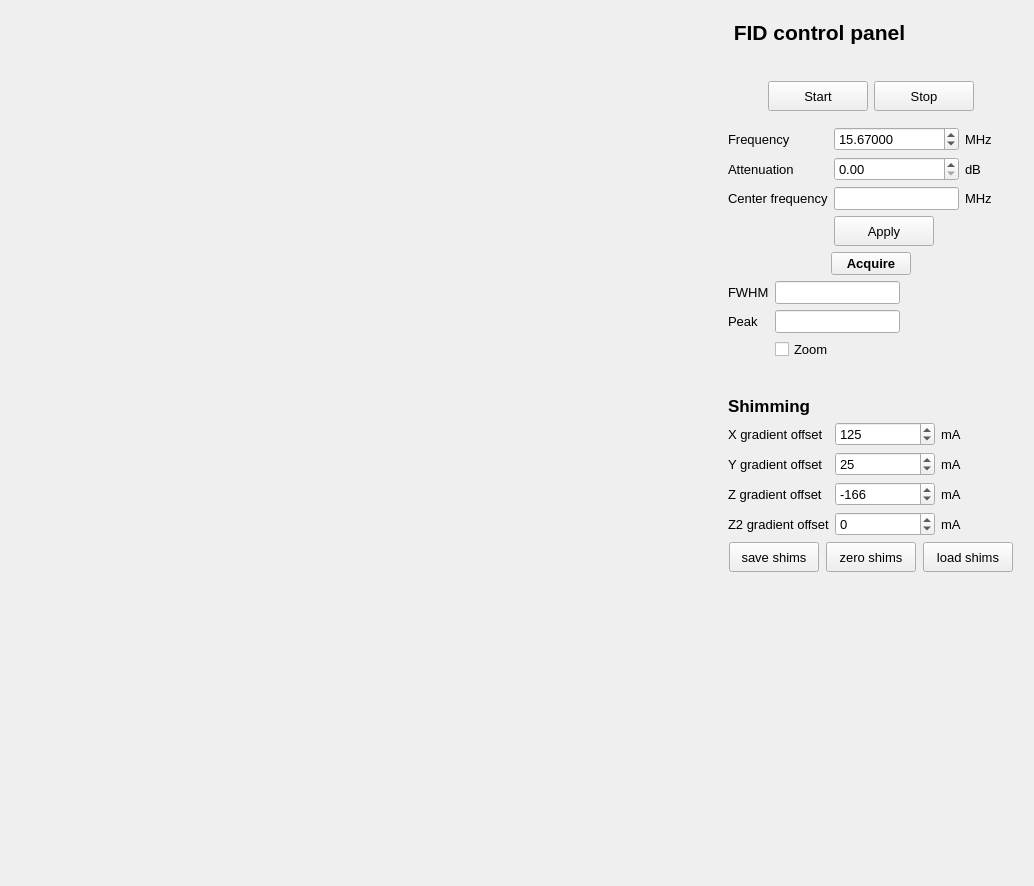
First picture: the form in Applications/ocra/ui/mri_fid_Widget.ui, repository OpenMRI/ocra, before the edit.
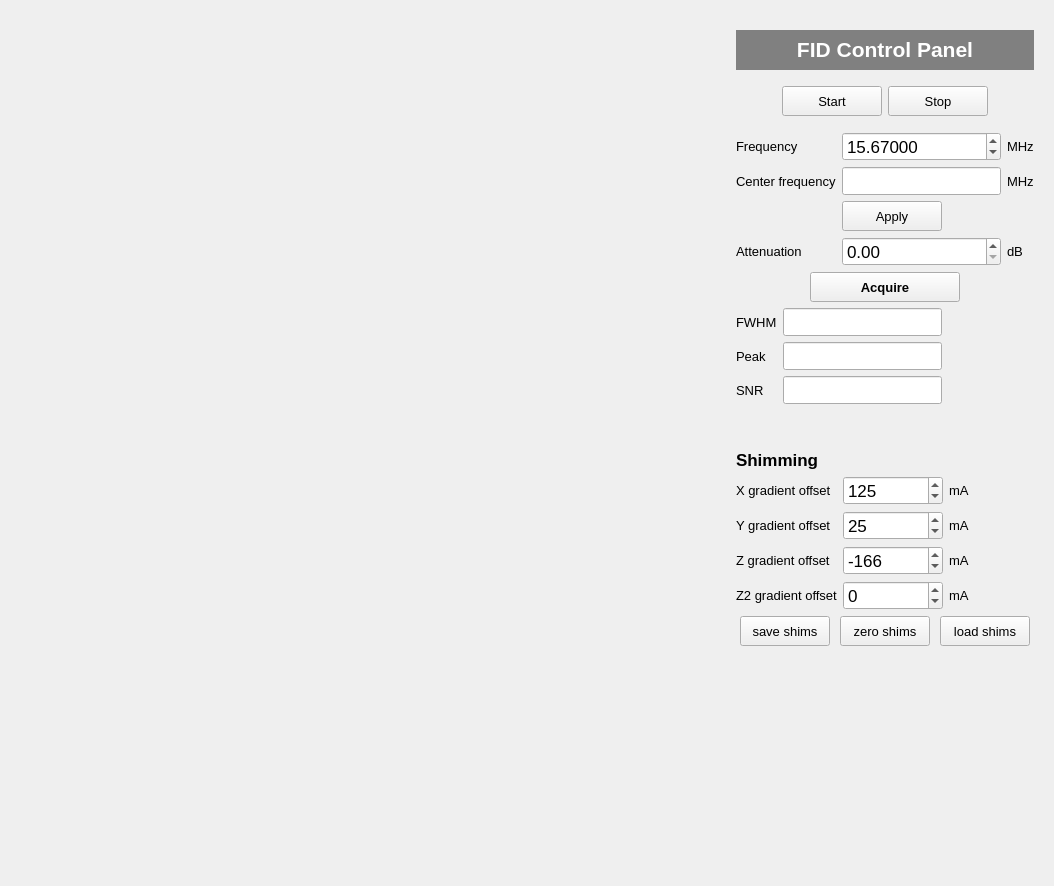
Second picture: the form after the edit.

Commit message:
GUI improvements, Z2 and AT implementation for FID, SE and 2D Imaging
Implementation of attenuator and Z2 support in FID, SE and 2D Imaging GUI. Fix of Zoom, SNR calculation and peak highlighting. Cleanup of the GUI Design.

The edit to the form file:
```diff
--- a/Applications/ocra/ui/mri_fid_Widget.ui
+++ b/Applications/ocra/ui/mri_fid_Widget.ui
@@ -6,14 +6,14 @@
    <rect>
     <x>0</x>
     <y>0</y>
-    <width>1034</width>
+    <width>1054</width>
     <height>886</height>
    </rect>
   </property>
   <property name="windowTitle">
    <string>FID</string>
   </property>
-  <layout class="QHBoxLayout" name="horizontalLayout" stretch="0,0">
+  <layout class="QHBoxLayout" name="horizontalLayout" stretch="0,0,0">
    <item>
     <widget class="QWidget" name="plotWidget" native="true">
      <property name="sizePolicy">
@@ -31,6 +31,22 @@
      <layout class="QVBoxLayout" name="plotLayout"/>
     </widget>
    </item>
+   <item>
+    <spacer name="horizontalSpacer_7">
+     <property name="orientation">
+      <enum>Qt::Horizontal</enum>
+     </property>
+     <property name="sizeType">
+      <enum>QSizePolicy::Fixed</enum>
+     </property>
+     <property name="sizeHint" stdset="0">
+      <size>
+       <width>10</width>
+       <height>20</height>
+      </size>
+     </property>
+    </spacer>
+   </item>
    <item>
     <widget class="QWidget" name="controlWidget" native="true">
      <property name="enabled">
@@ -59,9 +75,37 @@
      <property name="styleSheet">
       <string notr="true"/>
      </property>
-     <layout class="QVBoxLayout" name="verticalLayout" stretch="0,0,0,0,0,0,0,0,0,0,0,0">
+     <layout class="QVBoxLayout" name="verticalLayout" stretch="0,0,0,0,0,0,0,0,0,0,0,0,0">
+      <item>
+       <spacer name="verticalSpacer_5">
+        <property name="orientation">
+         <enum>Qt::Vertical</enum>
+        </property>
+        <property name="sizeType">
+         <enum>QSizePolicy::Fixed</enum>
+        </property>
+        <property name="sizeHint" stdset="0">
+         <size>
+          <width>20</width>
+          <height>10</height>
+         </size>
+        </property>
+       </spacer>
+      </item>
       <item>
        <widget class="QLabel" name="FIDLabel">
+        <property name="sizePolicy">
+         <sizepolicy hsizetype="Preferred" vsizetype="Fixed">
+          <horstretch>0</horstretch>
+          <verstretch>0</verstretch>
+         </sizepolicy>
+        </property>
+        <property name="minimumSize">
+         <size>
+          <width>0</width>
+          <height>40</height>
+         </size>
+        </property>
         <property name="font">
          <font>
           <pointsize>16</pointsize>
@@ -69,8 +113,11 @@
           <bold>true</bold>
          </font>
         </property>
+        <property name="styleSheet">
+         <string notr="true">background-color:grey</string>
+        </property>
         <property name="text">
-         <string> FID control panel</string>
+         <string>&lt;html&gt;&lt;head/&gt;&lt;body&gt;&lt;p align=&quot;center&quot;&gt;&lt;span style=&quot; color:#ffffff;&quot;&gt;FID Control Panel&lt;/span&gt;&lt;/p&gt;&lt;/body&gt;&lt;/html&gt;</string>
         </property>
         <property name="alignment">
          <set>Qt::AlignLeading|Qt::AlignLeft|Qt::AlignVCenter</set>
@@ -88,7 +135,7 @@
         <property name="sizeHint" stdset="0">
          <size>
           <width>20</width>
-          <height>30</height>
+          <height>10</height>
          </size>
         </property>
        </spacer>
@@ -179,6 +226,68 @@
       </item>
       <item>
        <layout class="QGridLayout" name="gridLayout">
+        <item row="1" column="1">
+         <widget class="QLineEdit" name="centerFreq">
+          <property name="sizePolicy">
+           <sizepolicy hsizetype="Preferred" vsizetype="Fixed">
+            <horstretch>0</horstretch>
+            <verstretch>0</verstretch>
+           </sizepolicy>
+          </property>
+          <property name="minimumSize">
+           <size>
+            <width>0</width>
+            <height>0</height>
+           </size>
+          </property>
+          <property name="font">
+           <font>
+            <pointsize>13</pointsize>
+           </font>
+          </property>
+          <property name="styleSheet">
+           <string notr="true"/>
+          </property>
+          <property name="text">
+           <string/>
+          </property>
+          <property name="readOnly">
+           <bool>true</bool>
+          </property>
+         </widget>
+        </item>
+        <item row="2" column="1">
+         <widget class="QPushButton" name="applyFreqButton">
+          <property name="sizePolicy">
+           <sizepolicy hsizetype="Fixed" vsizetype="Fixed">
+            <horstretch>0</horstretch>
+            <verstretch>0</verstretch>
+           </sizepolicy>
+          </property>
+          <property name="minimumSize">
+           <size>
+            <width>100</width>
+            <height>30</height>
+           </size>
+          </property>
+          <property name="text">
+           <string>Apply</string>
+          </property>
+         </widget>
+        </item>
+        <item row="1" column="2">
+         <widget class="QLabel" name="unitCenter">
+          <property name="autoFillBackground">
+           <bool>false</bool>
+          </property>
+          <property name="styleSheet">
+           <string notr="true"/>
+          </property>
+          <property name="text">
+           <string>MHz</string>
+          </property>
+         </widget>
+        </item>
         <item row="0" column="1">
          <widget class="QDoubleSpinBox" name="freqValue">
           <property name="sizePolicy">
@@ -189,7 +298,7 @@
           </property>
           <property name="font">
            <font>
-            <pointsize>10</pointsize>
+            <pointsize>13</pointsize>
            </font>
           </property>
           <property name="styleSheet">
@@ -209,20 +318,7 @@
           </property>
          </widget>
         </item>
-        <item row="0" column="2">
-         <widget class="QLabel" name="unitFreq">
-          <property name="autoFillBackground">
-           <bool>false</bool>
-          </property>
-          <property name="styleSheet">
-           <string notr="true"/>
-          </property>
-          <property name="text">
-           <string>MHz</string>
-          </property>
-         </widget>
-        </item>
-        <item row="2" column="0">
+        <item row="1" column="0">
          <widget class="QLabel" name="centerFreqLabel">
           <property name="styleSheet">
            <string notr="true"/>
@@ -242,7 +338,50 @@
           </property>
          </widget>
         </item>
-        <item row="1" column="0">
+        <item row="0" column="2">
+         <widget class="QLabel" name="unitFreq">
+          <property name="autoFillBackground">
+           <bool>false</bool>
+          </property>
+          <property name="styleSheet">
+           <string notr="true"/>
+          </property>
+          <property name="text">
+           <string>MHz</string>
+          </property>
+         </widget>
+        </item>
+        <item row="3" column="1">
+         <widget class="QDoubleSpinBox" name="atValue">
+          <property name="sizePolicy">
+           <sizepolicy hsizetype="Preferred" vsizetype="Fixed">
+            <horstretch>0</horstretch>
+            <verstretch>0</verstretch>
+           </sizepolicy>
+          </property>
+          <property name="minimumSize">
+           <size>
+            <width>0</width>
+            <height>0</height>
+           </size>
+          </property>
+          <property name="font">
+           <font>
+            <pointsize>13</pointsize>
+           </font>
+          </property>
+          <property name="styleSheet">
+           <string notr="true"/>
+          </property>
+          <property name="maximum">
+           <double>31.750000000000000</double>
+          </property>
+          <property name="singleStep">
+           <double>0.250000000000000</double>
+          </property>
+         </widget>
+        </item>
+        <item row="3" column="0">
          <widget class="QLabel" name="label_2">
           <property name="styleSheet">
            <string notr="true"/>
@@ -252,7 +391,7 @@
           </property>
          </widget>
         </item>
-        <item row="1" column="2">
+        <item row="3" column="2">
          <widget class="QLabel" name="unitAt">
           <property name="autoFillBackground">
            <bool>false</bool>
@@ -265,88 +404,6 @@
           </property>
          </widget>
         </item>
-        <item row="2" column="1">
-         <widget class="QLineEdit" name="centerFreq">
-          <property name="sizePolicy">
-           <sizepolicy hsizetype="Preferred" vsizetype="Fixed">
-            <horstretch>0</horstretch>
-            <verstretch>0</verstretch>
-           </sizepolicy>
-          </property>
-          <property name="minimumSize">
-           <size>
-            <width>0</width>
-            <height>0</height>
-           </size>
-          </property>
-          <property name="styleSheet">
-           <string notr="true"/>
-          </property>
-          <property name="text">
-           <string/>
-          </property>
-          <property name="readOnly">
-           <bool>true</bool>
-          </property>
-         </widget>
-        </item>
-        <item row="1" column="1">
-         <widget class="QDoubleSpinBox" name="atValue">
-          <property name="sizePolicy">
-           <sizepolicy hsizetype="Preferred" vsizetype="Fixed">
-            <horstretch>0</horstretch>
-            <verstretch>0</verstretch>
-           </sizepolicy>
-          </property>
-          <property name="minimumSize">
-           <size>
-            <width>0</width>
-            <height>0</height>
-           </size>
-          </property>
-          <property name="styleSheet">
-           <string notr="true"/>
-          </property>
-          <property name="maximum">
-           <double>31.750000000000000</double>
-          </property>
-          <property name="singleStep">
-           <double>0.250000000000000</double>
-          </property>
-         </widget>
-        </item>
-        <item row="2" column="2">
-         <widget class="QLabel" name="unitCenter">
-          <property name="autoFillBackground">
-           <bool>false</bool>
-          </property>
-          <property name="styleSheet">
-           <string notr="true"/>
-          </property>
-          <property name="text">
-           <string>MHz</string>
-          </property>
-         </widget>
-        </item>
-        <item row="3" column="1">
-         <widget class="QPushButton" name="applyFreqButton">
-          <property name="sizePolicy">
-           <sizepolicy hsizetype="Fixed" vsizetype="Fixed">
-            <horstretch>0</horstretch>
-            <verstretch>0</verstretch>
-           </sizepolicy>
-          </property>
-          <property name="minimumSize">
-           <size>
-            <width>100</width>
-            <height>30</height>
-           </size>
-          </property>
-          <property name="text">
-           <string>Apply</string>
-          </property>
-         </widget>
-        </item>
        </layout>
       </item>
       <item>
@@ -366,6 +423,18 @@
         </item>
         <item>
          <widget class="QPushButton" name="acquireButton">
+          <property name="sizePolicy">
+           <sizepolicy hsizetype="Fixed" vsizetype="Fixed">
+            <horstretch>0</horstretch>
+            <verstretch>0</verstretch>
+           </sizepolicy>
+          </property>
+          <property name="minimumSize">
+           <size>
+            <width>150</width>
+            <height>30</height>
+           </size>
+          </property>
           <property name="font">
            <font>
             <weight>75</weight>
@@ -393,19 +462,48 @@
        </layout>
       </item>
       <item>
-       <layout class="QGridLayout" name="gridLayout_3">
-        <item row="5" column="2">
-         <spacer name="horizontalSpacer_5">
-          <property name="orientation">
-           <enum>Qt::Horizontal</enum>
+       <layout class="QGridLayout" name="dataAnalysisLayout">
+        <item row="5" column="1">
+         <widget class="QLineEdit" name="peak">
+          <property name="sizePolicy">
+           <sizepolicy hsizetype="Preferred" vsizetype="Fixed">
+            <horstretch>0</horstretch>
+            <verstretch>0</verstretch>
+           </sizepolicy>
           </property>
-          <property name="sizeHint" stdset="0">
-           <size>
-            <width>40</width>
-            <height>20</height>
-           </size>
+          <property name="font">
+           <font>
+            <pointsize>13</pointsize>
+           </font>
           </property>
-         </spacer>
+          <property name="styleSheet">
+           <string notr="true"/>
+          </property>
+          <property name="text">
+           <string/>
+          </property>
+         </widget>
+        </item>
+        <item row="4" column="1">
+         <widget class="QLineEdit" name="fwhm">
+          <property name="sizePolicy">
+           <sizepolicy hsizetype="Preferred" vsizetype="Fixed">
+            <horstretch>0</horstretch>
+            <verstretch>0</verstretch>
+           </sizepolicy>
+          </property>
+          <property name="font">
+           <font>
+            <pointsize>13</pointsize>
+           </font>
+          </property>
+          <property name="styleSheet">
+           <string notr="true"/>
+          </property>
+          <property name="text">
+           <string/>
+          </property>
+         </widget>
         </item>
         <item row="4" column="0">
          <widget class="QLabel" name="fwhmLabel">
@@ -417,6 +515,63 @@
           </property>
          </widget>
         </item>
+        <item row="6" column="1">
+         <widget class="QLineEdit" name="snr">
+          <property name="font">
+           <font>
+            <pointsize>13</pointsize>
+           </font>
+          </property>
+          <property name="readOnly">
+           <bool>true</bool>
+          </property>
+         </widget>
+        </item>
+        <item row="7" column="2">
+         <spacer name="verticalSpacer_6">
+          <property name="orientation">
+           <enum>Qt::Vertical</enum>
+          </property>
+          <property name="sizeType">
+           <enum>QSizePolicy::Fixed</enum>
+          </property>
+          <property name="sizeHint" stdset="0">
+           <size>
+            <width>20</width>
+            <height>15</height>
+           </size>
+          </property>
+         </spacer>
+        </item>
+        <item row="6" column="2">
+         <spacer name="horizontalSpacer_8">
+          <property name="orientation">
+           <enum>Qt::Horizontal</enum>
+          </property>
+          <property name="sizeHint" stdset="0">
+           <size>
+            <width>40</width>
+            <height>20</height>
+           </size>
+          </property>
+         </spacer>
+        </item>
+        <item row="8" column="2">
+         <spacer name="verticalSpacer_7">
+          <property name="orientation">
+           <enum>Qt::Vertical</enum>
+          </property>
+          <property name="sizeType">
+           <enum>QSizePolicy::Fixed</enum>
+          </property>
+          <property name="sizeHint" stdset="0">
+           <size>
+            <width>20</width>
+            <height>15</height>
+           </size>
+          </property>
+         </spacer>
+        </item>
         <item row="4" column="2">
          <spacer name="horizontalSpacer_4">
           <property name="orientation">
@@ -430,38 +585,6 @@
           </property>
          </spacer>
         </item>
-        <item row="5" column="1">
-         <widget class="QLineEdit" name="peak">
-          <property name="sizePolicy">
-           <sizepolicy hsizetype="Preferred" vsizetype="Fixed">
-            <horstretch>0</horstretch>
-            <verstretch>0</verstretch>
-           </sizepolicy>
-          </property>
-          <property name="styleSheet">
-           <string notr="true"/>
-          </property>
-          <property name="text">
-           <string/>
-          </property>
-         </widget>
-        </item>
-        <item row="4" column="1">
-         <widget class="QLineEdit" name="fwhm">
-          <property name="sizePolicy">
-           <sizepolicy hsizetype="Preferred" vsizetype="Fixed">
-            <horstretch>0</horstretch>
-            <verstretch>0</verstretch>
-           </sizepolicy>
-          </property>
-          <property name="styleSheet">
-           <string notr="true"/>
-          </property>
-          <property name="text">
-           <string/>
-          </property>
-         </widget>
-        </item>
         <item row="5" column="0">
          <widget class="QLabel" name="peakLabel">
           <property name="styleSheet">
@@ -472,16 +595,32 @@
           </property>
          </widget>
         </item>
-        <item row="6" column="1">
-         <widget class="QCheckBox" name="freqCheckBox">
-          <property name="styleSheet">
-           <string notr="true"/>
+        <item row="5" column="2">
+         <spacer name="horizontalSpacer_5">
+          <property name="orientation">
+           <enum>Qt::Horizontal</enum>
           </property>
+          <property name="sizeHint" stdset="0">
+           <size>
+            <width>40</width>
+            <height>20</height>
+           </size>
+          </property>
+         </spacer>
+        </item>
+        <item row="6" column="0">
+         <widget class="QLabel" name="snrLabel">
           <property name="text">
-           <string>Zoom</string>
+           <string>SNR</string>
           </property>
          </widget>
         </item>
+        <item row="7" column="1">
+         <layout class="QVBoxLayout" name="zoomLayout"/>
+        </item>
+        <item row="8" column="1">
+         <layout class="QVBoxLayout" name="peakWindowLayout"/>
+        </item>
        </layout>
       </item>
       <item>
@@ -495,7 +634,7 @@
         <property name="sizeHint" stdset="0">
          <size>
           <width>20</width>
-          <height>30</height>
+          <height>10</height>
          </size>
         </property>
        </spacer>
@@ -537,6 +676,11 @@
             <height>0</height>
            </size>
           </property>
+          <property name="font">
+           <font>
+            <pointsize>13</pointsize>
+           </font>
+          </property>
           <property name="styleSheet">
            <string notr="true"/>
           </property>
@@ -589,6 +733,11 @@
             <height>0</height>
            </size>
           </property>
+          <property name="font">
+           <font>
+            <pointsize>13</pointsize>
+           </font>
+          </property>
           <property name="styleSheet">
            <string notr="true"/>
           </property>
@@ -631,6 +780,11 @@
             <height>0</height>
            </size>
           </property>
+          <property name="font">
+           <font>
+            <pointsize>13</pointsize>
+           </font>
+          </property>
           <property name="styleSheet">
            <string notr="true"/>
           </property>
@@ -673,6 +827,11 @@
             <height>0</height>
            </size>
           </property>
+          <property name="font">
+           <font>
+            <pointsize>13</pointsize>
+           </font>
+          </property>
           <property name="styleSheet">
            <string notr="true"/>
           </property>
```
The commit also changes 7 other files.
